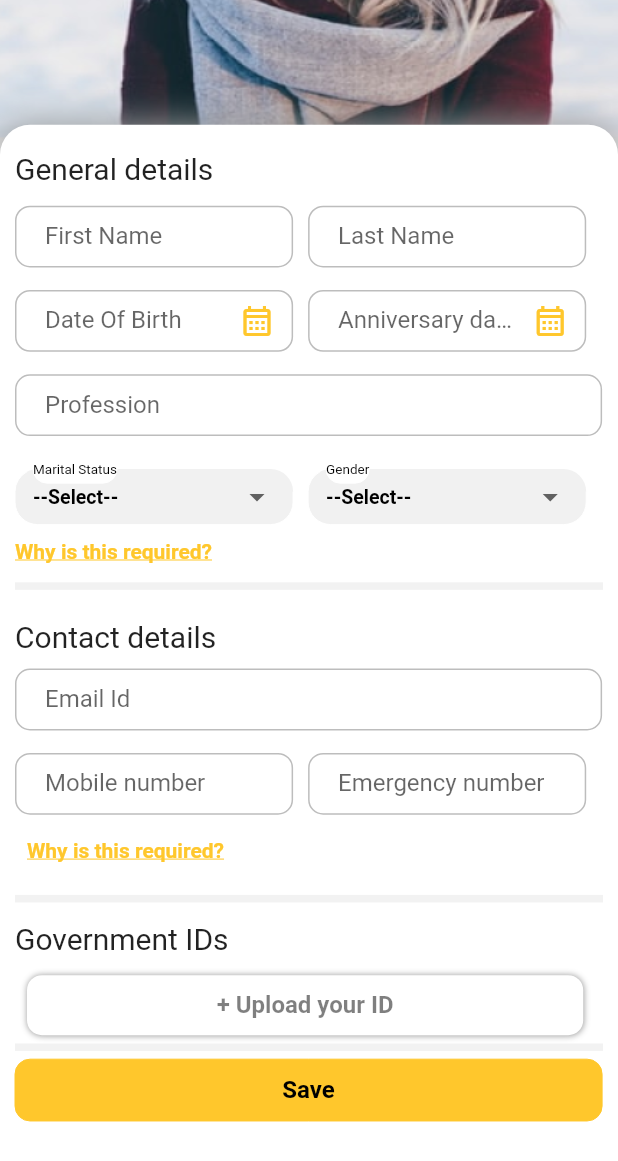
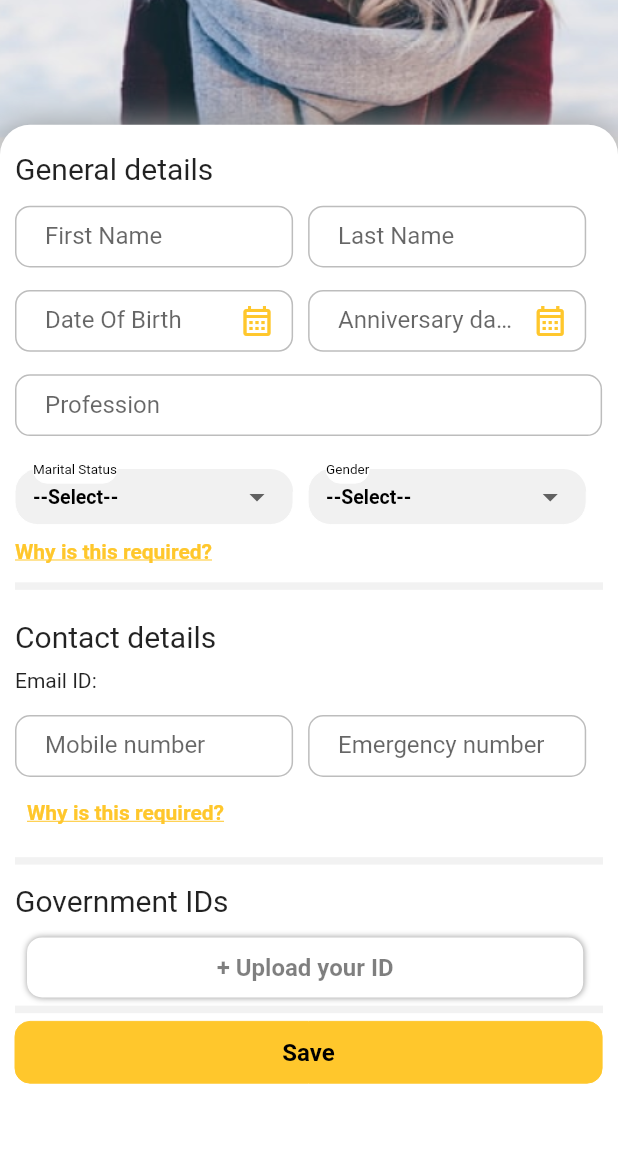
Before and after one commit to yash3497/TrvelNew, a Flutter app: the PersonalInformationScreen screen opened directly, scrolled down 230 dp, on a phone screen of 412 x 824 dp. Shown: the top 1161 px of the screen. Run offline on Flutter 3.47's test engine with Material 2 defaults, Android fonts, the phone set to English and light mode, and no system bars; our stand-ins replace carousel_slider, cloud_firestore, file_picker, firebase_auth, firebase_core, firebase_storage and 12 more; missing offline and left inert: flutter_facebook_auth; accounts and stored records are empty; network calls fail.

Commit message:
prima changes

```diff
--- a/lib/providers/location_provider.dart
+++ b/lib/providers/location_provider.dart
@@ -61,7 +61,7 @@ class LocationProvider with ChangeNotifier {
         log(lat.toString());
         log(value.longitude.toString());
         notifyListeners();
-        return currentAddress ;
+        //return currentAddress ;
       } catch (e) {
         log(e.toString());
       }
--- a/lib/views/humburger_flow/prima_profile/create_prima_profile.dart
+++ b/lib/views/humburger_flow/prima_profile/create_prima_profile.dart
@@ -672,7 +672,7 @@ class _UploadTravelsPhotosState extends State<UploadTravelsPhotos> {
                             1, black.withOpacity(0.3), 10),
                         child: Center(
                             child: Icon(
-                          Icons.image,
+                          Icons.add,
                           color: black.withOpacity(0.3),
                         )),
                       ),
--- a/lib/views/humburger_flow/prima_profile/personal_info_screen.dart
+++ b/lib/views/humburger_flow/prima_profile/personal_info_screen.dart
@@ -333,12 +333,16 @@ class _PersonalInformationScreenState extends State<PersonalInformationScreen> {
                               ),
                             ),
                             addVerticalSpace(10),
-                            SizedBox(
-                              // height: 37,
-                              child: CustomTextFieldWidget(
-                                labelText: 'Email Id',
-                                //controller: emailId,
+                            Row(
+                              children: [SizedBox(
+                                // height: 37,
+                                  child: Text('Email ID:')
                               ),
+                                SizedBox(
+                                  // height: 37,
+                                  child: Text(FirebaseAuth.instance.currentUser!.email.toString())
+                                ),
+                              ],
                             ),
                             addVerticalSpace(15),
                             Row(
```
Also changed, not shown: lib/widget/my_bottom_navbar.dart (+15 -2 lines), lib/widget/prima_bottom_navbar.dart (+5 -5 lines).
